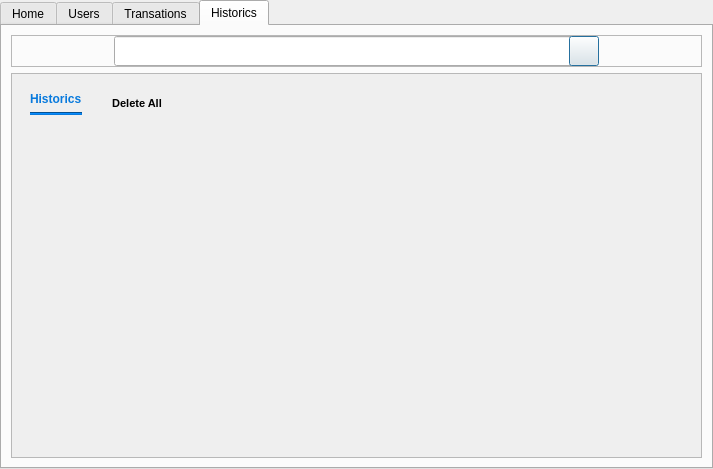
First picture: the form in Ipiranga_GUI/adminpage.ui, repository Hugo-NF/App_Ipiranga, before the edit.
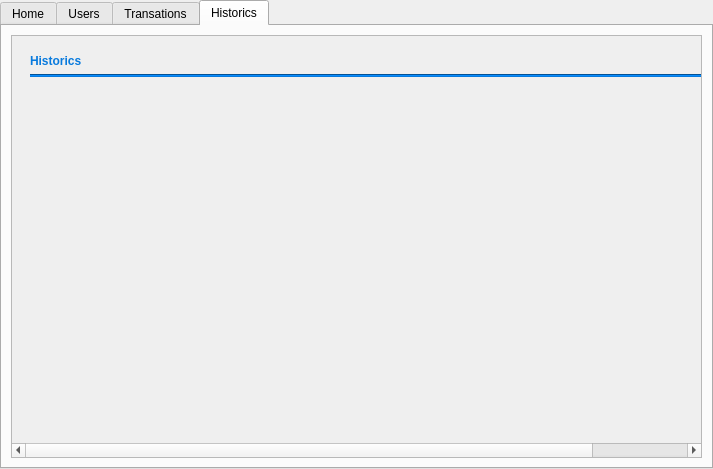
Second picture: the form after the edit. The open tabs and pages were chosen to show the change. Icons and pictures are not drawn.

```diff
--- a/Ipiranga_GUI/adminpage.ui
+++ b/Ipiranga_GUI/adminpage.ui
@@ -928,178 +928,6 @@
        <string>Historics</string>
       </attribute>
       <layout class="QVBoxLayout" name="verticalLayout_3">
-       <item>
-        <widget class="QFrame" name="frame_6">
-         <property name="maximumSize">
-          <size>
-           <width>16777215</width>
-           <height>35</height>
-          </size>
-         </property>
-         <property name="frameShape">
-          <enum>QFrame::StyledPanel</enum>
-         </property>
-         <property name="frameShadow">
-          <enum>QFrame::Raised</enum>
-         </property>
-         <layout class="QHBoxLayout" name="horizontalLayout_5">
-          <property name="spacing">
-           <number>0</number>
-          </property>
-          <property name="leftMargin">
-           <number>0</number>
-          </property>
-          <property name="topMargin">
-           <number>0</number>
-          </property>
-          <property name="rightMargin">
-           <number>0</number>
-          </property>
-          <property name="bottomMargin">
-           <number>0</number>
-          </property>
-          <item>
-           <spacer name="horizontalSpacer_8">
-            <property name="orientation">
-             <enum>Qt::Horizontal</enum>
-            </property>
-            <property name="sizeHint" stdset="0">
-             <size>
-              <width>98</width>
-              <height>20</height>
-             </size>
-            </property>
-           </spacer>
-          </item>
-          <item>
-           <widget class="QFrame" name="content_4">
-            <property name="sizePolicy">
-             <sizepolicy hsizetype="Preferred" vsizetype="Preferred">
-              <horstretch>0</horstretch>
-              <verstretch>0</verstretch>
-             </sizepolicy>
-            </property>
-            <property name="minimumSize">
-             <size>
-              <width>485</width>
-              <height>30</height>
-             </size>
-            </property>
-            <property name="maximumSize">
-             <size>
-              <width>460</width>
-              <height>30</height>
-             </size>
-            </property>
-            <widget class="QLineEdit" name="line_search_historics">
-             <property name="geometry">
-              <rect>
-               <x>0</x>
-               <y>0</y>
-               <width>460</width>
-               <height>30</height>
-              </rect>
-             </property>
-             <property name="sizePolicy">
-              <sizepolicy hsizetype="Fixed" vsizetype="Fixed">
-               <horstretch>0</horstretch>
-               <verstretch>0</verstretch>
-              </sizepolicy>
-             </property>
-             <property name="minimumSize">
-              <size>
-               <width>460</width>
-               <height>30</height>
-              </size>
-             </property>
-             <property name="maximumSize">
-              <size>
-               <width>460</width>
-               <height>30</height>
-              </size>
-             </property>
-            </widget>
-            <widget class="QPushButton" name="Button_search_historics">
-             <property name="enabled">
-              <bool>true</bool>
-             </property>
-             <property name="geometry">
-              <rect>
-               <x>455</x>
-               <y>0</y>
-               <width>30</width>
-               <height>30</height>
-              </rect>
-             </property>
-             <property name="sizePolicy">
-              <sizepolicy hsizetype="Fixed" vsizetype="Fixed">
-               <horstretch>0</horstretch>
-               <verstretch>0</verstretch>
-              </sizepolicy>
-             </property>
-             <property name="minimumSize">
-              <size>
-               <width>30</width>
-               <height>30</height>
-              </size>
-             </property>
-             <property name="maximumSize">
-              <size>
-               <width>30</width>
-               <height>30</height>
-              </size>
-             </property>
-             <property name="palette">
-              <palette>
-               <active/>
-               <inactive/>
-               <disabled/>
-              </palette>
-             </property>
-             <property name="styleSheet">
-              <string notr="true">Background:none;</string>
-             </property>
-             <property name="text">
-              <string/>
-             </property>
-             <property name="icon">
-              <iconset resource="resources.qrc">
-               <normaloff>:/img_login/images/search_icon.png</normaloff>:/img_login/images/search_icon.png</iconset>
-             </property>
-             <property name="iconSize">
-              <size>
-               <width>30</width>
-               <height>30</height>
-              </size>
-             </property>
-             <property name="autoDefault">
-              <bool>false</bool>
-             </property>
-             <property name="default">
-              <bool>true</bool>
-             </property>
-             <property name="flat">
-              <bool>false</bool>
-             </property>
-            </widget>
-           </widget>
-          </item>
-          <item>
-           <spacer name="horizontalSpacer_9">
-            <property name="orientation">
-             <enum>Qt::Horizontal</enum>
-            </property>
-            <property name="sizeHint" stdset="0">
-             <size>
-              <width>98</width>
-              <height>20</height>
-             </size>
-            </property>
-           </spacer>
-          </item>
-         </layout>
-        </widget>
-       </item>
        <item>
         <widget class="QScrollArea" name="scrollArea_3">
          <property name="widgetResizable">
@@ -1110,13 +938,19 @@
            <rect>
             <x>0</x>
             <y>0</y>
-            <width>687</width>
-            <height>368</height>
+            <width>805</width>
+            <height>397</height>
            </rect>
           </property>
           <layout class="QGridLayout" name="gridLayout_3">
-           <item row="0" column="0">
+           <item row="0" column="1">
             <widget class="QFrame" name="frame_5">
+             <property name="minimumSize">
+              <size>
+               <width>700</width>
+               <height>0</height>
+              </size>
+             </property>
              <property name="maximumSize">
               <size>
                <width>16777215</width>
@@ -1150,76 +984,7 @@
              </layout>
             </widget>
            </item>
-           <item row="1" column="0">
-            <layout class="QGridLayout" name="box_historics">
-             <item row="0" column="0">
-              <widget class="QLabel" name="label_14">
-               <property name="maximumSize">
-                <size>
-                 <width>16777215</width>
-                 <height>0</height>
-                </size>
-               </property>
-               <property name="text">
-                <string/>
-               </property>
-              </widget>
-             </item>
-             <item row="1" column="0">
-              <widget class="QLabel" name="label_15">
-               <property name="maximumSize">
-                <size>
-                 <width>16777215</width>
-                 <height>0</height>
-                </size>
-               </property>
-               <property name="text">
-                <string/>
-               </property>
-              </widget>
-             </item>
-             <item row="2" column="0">
-              <widget class="QLabel" name="label_16">
-               <property name="maximumSize">
-                <size>
-                 <width>16777215</width>
-                 <height>0</height>
-                </size>
-               </property>
-               <property name="text">
-                <string/>
-               </property>
-              </widget>
-             </item>
-             <item row="0" column="2">
-              <widget class="QLabel" name="label_17">
-               <property name="maximumSize">
-                <size>
-                 <width>16777215</width>
-                 <height>0</height>
-                </size>
-               </property>
-               <property name="text">
-                <string/>
-               </property>
-              </widget>
-             </item>
-             <item row="0" column="1">
-              <widget class="QLabel" name="label_18">
-               <property name="maximumSize">
-                <size>
-                 <width>16777215</width>
-                 <height>0</height>
-                </size>
-               </property>
-               <property name="text">
-                <string/>
-               </property>
-              </widget>
-             </item>
-            </layout>
-           </item>
-           <item row="0" column="2">
+           <item row="0" column="3">
             <spacer name="horizontalSpacer_7">
              <property name="orientation">
               <enum>Qt::Horizontal</enum>
@@ -1232,7 +997,7 @@
              </property>
             </spacer>
            </item>
-           <item row="2" column="0">
+           <item row="2" column="1">
             <spacer name="verticalSpacer_3">
              <property name="orientation">
               <enum>Qt::Vertical</enum>
@@ -1245,7 +1010,7 @@
              </property>
             </spacer>
            </item>
-           <item row="0" column="1">
+           <item row="0" column="2">
             <widget class="QPushButton" name="Button_delete_historic">
              <property name="font">
               <font>
@@ -1262,6 +1027,22 @@
              </property>
             </widget>
            </item>
+           <item row="0" column="0">
+            <spacer name="horizontalSpacer_14">
+             <property name="orientation">
+              <enum>Qt::Horizontal</enum>
+             </property>
+             <property name="sizeHint" stdset="0">
+              <size>
+               <width>40</width>
+               <height>20</height>
+              </size>
+             </property>
+            </spacer>
+           </item>
+           <item row="1" column="1">
+            <layout class="QVBoxLayout" name="box_historics"/>
+           </item>
           </layout>
          </widget>
         </widget>
```
Left out of the diff: 288 changed lines with no effect on the pictures.
